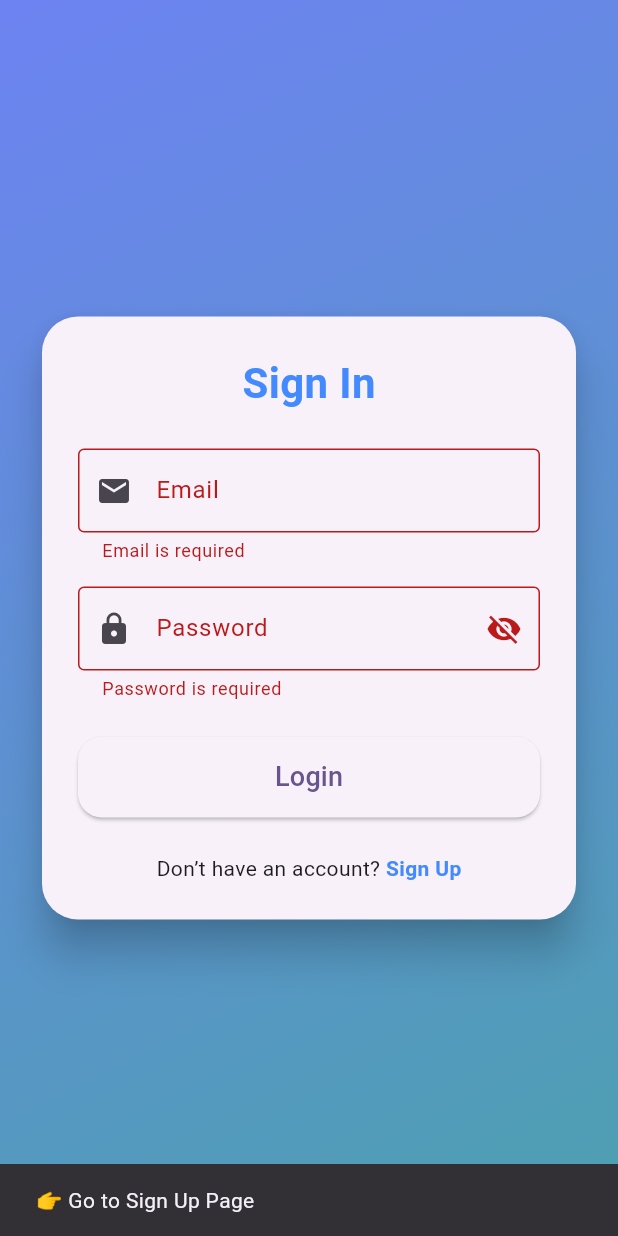
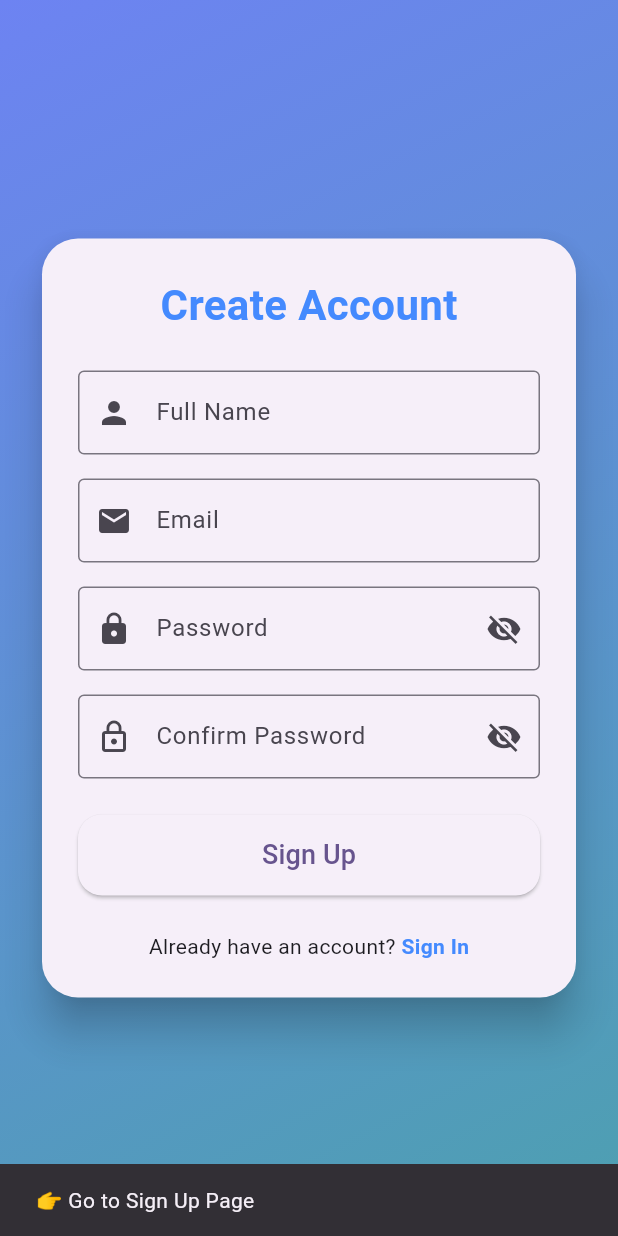
Before and after one commit to mahmoudbakir2015/chatr, a Flutter app: the screen it shows after launch, after a tap on "Login", after a tap on "Sign Up", on a phone screen of 412 x 824 dp. Run offline on Flutter 3.47's test engine with Material 3 defaults, Android fonts, the phone set to English and light mode, and no system bars; our stand-ins replace firebase_core; accounts and stored records are empty.

Commit message:
add sign up Ui

```diff
--- a/lib/screens/auth/sign_in/functions.dart
+++ b/lib/screens/auth/sign_in/functions.dart
@@ -1,3 +1,4 @@
+import 'package:chatr/screens/auth/sign_up/sign_up.dart';
 import 'package:flutter/material.dart';
 
 void submit({
@@ -12,6 +13,9 @@ void submit({
 }
 
 void goToSignUp({required BuildContext context}) {
+  Navigator.of(
+    context,
+  ).push(MaterialPageRoute(builder: (context) => const SignUpScreen()));
   ScaffoldMessenger.of(
     context,
   ).showSnackBar(const SnackBar(content: Text("👉 Go to Sign Up Page")));
--- /dev/null
+++ b/lib/screens/auth/sign_up/functions.dart
@@ -0,0 +1,12 @@
+import 'package:flutter/material.dart';
+
+void submit({
+  required BuildContext context,
+  required GlobalKey<FormState> formKey,
+}) {
+  if (formKey.currentState!.validate()) {
+    ScaffoldMessenger.of(context).showSnackBar(
+      const SnackBar(content: Text("✅ Account Created Successfully")),
+    );
+  }
+}
--- /dev/null
+++ b/lib/screens/auth/sign_up/items.dart
@@ -0,0 +1,44 @@
+import 'package:flutter/material.dart';
+
+Widget buildNameField({required TextEditingController nameController}) {
+  return TextFormField(
+    controller: nameController,
+    keyboardType: TextInputType.name,
+    decoration: const InputDecoration(
+      prefixIcon: Icon(Icons.person),
+      labelText: "Full Name",
+      border: OutlineInputBorder(),
+    ),
+    validator: (value) {
+      if (value == null || value.isEmpty) return "Name is required";
+      if (value.length < 3) return "Name must be at least 3 characters";
+      return null;
+    },
+  );
+}
+
+Widget buildConfirmPasswordField({
+  required TextEditingController confirmController,
+  required TextEditingController passwordController,
+  required bool obscurePassword,
+  required VoidCallback toggleObscurePassword,
+}) {
+  return TextFormField(
+    controller: confirmController,
+    obscureText: obscurePassword,
+    decoration: InputDecoration(
+      prefixIcon: const Icon(Icons.lock_outline),
+      labelText: "Confirm Password",
+      border: const OutlineInputBorder(),
+      suffixIcon: IconButton(
+        icon: Icon(obscurePassword ? Icons.visibility_off : Icons.visibility),
+        onPressed: toggleObscurePassword,
+      ),
+    ),
+    validator: (value) {
+      if (value == null || value.isEmpty) return "Confirm your password";
+      if (value != passwordController.text) return "Passwords do not match";
+      return null;
+    },
+  );
+}
--- /dev/null
+++ b/lib/screens/auth/sign_up/sign_up.dart
@@ -0,0 +1,145 @@
+import 'package:chatr/screens/auth/sign_up/functions.dart';
+import 'package:chatr/screens/auth/sign_up/items.dart';
+import 'package:chatr/screens/auth/widgets.dart';
+import 'package:flutter/material.dart';
+
+class SignUpScreen extends StatefulWidget {
+  const SignUpScreen({super.key});
+
+  @override
+  State<SignUpScreen> createState() => _SignUpScreenState();
+}
+
+class _SignUpScreenState extends State<SignUpScreen>
+    with SingleTickerProviderStateMixin {
+  final _formKey = GlobalKey<FormState>();
+  final nameController = TextEditingController();
+  final emailController = TextEditingController();
+  final passwordController = TextEditingController();
+  final confirmController = TextEditingController();
+
+  bool obscurePassword = true;
+
+  late AnimationController _animationController;
+  late Animation<double> _fadeAnimation;
+
+  @override
+  void initState() {
+    super.initState();
+
+    _animationController = AnimationController(
+      vsync: this,
+      duration: const Duration(milliseconds: 1200),
+    );
+
+    _fadeAnimation = CurvedAnimation(
+      parent: _animationController,
+      curve: Curves.easeInOut,
+    );
+
+    _animationController.forward();
+  }
+
+  @override
+  void dispose() {
+    _animationController.dispose();
+    nameController.dispose();
+    emailController.dispose();
+    passwordController.dispose();
+    confirmController.dispose();
+    super.dispose();
+  }
+
+  void toggleObscure() {
+    setState(() {
+      obscurePassword = !obscurePassword;
+    });
+  }
+
+  @override
+  Widget build(BuildContext context) {
+    return Scaffold(
+      body: Container(
+        decoration: const BoxDecoration(
+          gradient: LinearGradient(
+            colors: [Color(0xff6D83F2), Color(0xff4DA0B0)],
+            begin: Alignment.topLeft,
+            end: Alignment.bottomRight,
+          ),
+        ),
+        child: Center(
+          child: FadeTransition(
+            opacity: _fadeAnimation,
+            child: SingleChildScrollView(
+              padding: const EdgeInsets.all(24),
+              child: Card(
+                elevation: 12,
+                shape: RoundedRectangleBorder(
+                  borderRadius: BorderRadius.circular(24),
+                ),
+                child: Padding(
+                  padding: const EdgeInsets.all(24),
+                  child: Form(
+                    key: _formKey,
+                    child: Column(
+                      mainAxisSize: MainAxisSize.min,
+                      children: [
+                        const Text(
+                          "Create Account",
+                          style: TextStyle(
+                            fontSize: 28,
+                            fontWeight: FontWeight.bold,
+                            color: Colors.blueAccent,
+                          ),
+                        ),
+                        const SizedBox(height: 24),
+
+                        // Fields
+                        buildNameField(nameController: nameController),
+                        const SizedBox(height: 16),
+                        buildEmailField(emailController: emailController),
+                        const SizedBox(height: 16),
+                        buildPasswordField(
+                          passwordController: passwordController,
+                          obscurePassword: obscurePassword,
+                          toggleObscurePassword: toggleObscure,
+                        ),
+                        const SizedBox(height: 16),
+                        buildConfirmPasswordField(
+                          confirmController: confirmController,
+                          passwordController: passwordController,
+                          obscurePassword: obscurePassword,
+                          toggleObscurePassword: toggleObscure,
+                        ),
+                        const SizedBox(height: 24),
+
+                        // Button
+                        buildButtons(
+                          isSignUp: true,
+                          submit: () {
+                            submit(context: context, formKey: _formKey);
+                          },
+                          context: context,
+                          formKey: _formKey,
+                        ),
+                        const SizedBox(height: 12),
+
+                        // Bottom Text
+                        buildBottomSection(
+                          isSignUp: true,
+                          goTo: () {
+                            Navigator.pop(context); // بيرجع لصفحة تسجيل الدخول
+                          },
+                        ),
+                      ],
+                    ),
+                  ),
+                ),
+              ),
+            ),
+          ),
+        ),
+      ),
+    );
+  }
+}
```
Also changed, not shown: lib/screens/auth/sign_in/items.dart (deleted).
